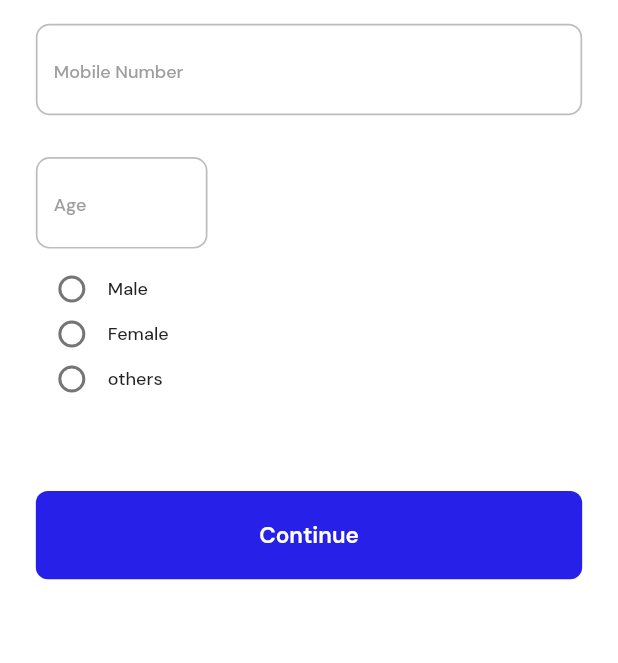
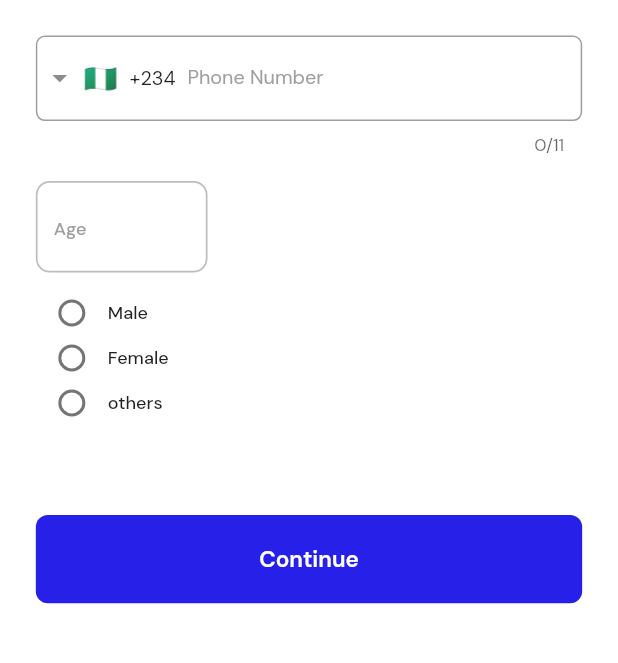
Before and after one commit to somtech123/Mediplus, a Flutter app: the SignUpTwoScreen screen opened directly, on a phone screen of 412 x 824 dp, the part 323-986 px from its top. Run offline on Flutter 3.47's test engine with Material 2 defaults, Android fonts, the phone set to English and light mode, and no system bars; drawn by our look-alikes of group_radio_button, intl_phone_field; our stand-ins replace carousel_slider, dots_indicator, firebase_core, flutter_screenutil, flutter_spinkit, flutter_svg and 5 more; missing offline and left inert: flutter_event_calendar; accounts and stored records are empty.

Commit message:
added firebase to the project and a loading widget

```diff
--- a/lib/core/shared_widgets/app_textfield.dart
+++ b/lib/core/shared_widgets/app_textfield.dart
@@ -80,7 +80,7 @@ class AppTextField extends StatelessWidget {
             color: Colors.white,
             child: Text(
               labelText,
-              style: TextStyle(
+              style: const TextStyle(
                 fontSize: 20,
                 color: AppColor.blackColor,
               ),
--- a/lib/core/shared_widgets/custom_textfield.dart
+++ b/lib/core/shared_widgets/custom_textfield.dart
@@ -1,7 +1,6 @@
 import 'package:flutter/material.dart';
 import 'package:flutter/services.dart';
 import 'package:flutter_screenutil/flutter_screenutil.dart';
-import 'package:google_fonts/google_fonts.dart';
 
 import '../constant/appcolor.dart';
 import '../utlis/responsive_ui.dart';
--- a/lib/features/authentication/sign_up/controller/signup2_controller.dart
+++ b/lib/features/authentication/sign_up/controller/signup2_controller.dart
@@ -4,6 +4,10 @@ import 'package:get/get.dart';
 class SignUp2Controller extends GetxController {
   RxString gender = ''.obs;
 
+  var phoneController = TextEditingController();
+
+  RxString phoneErrorText = ''.obs;
+
   void setGender(String type) {
     gender.value = type;
     debugPrint(gender.value);
--- a/lib/features/authentication/sign_up/view/signup.dart
+++ b/lib/features/authentication/sign_up/view/signup.dart
@@ -6,6 +6,7 @@ import 'package:mediplus/core/shared_widgets/primary_button.dart';
 
 import '../../../../core/shared_widgets/custom_divider.dart';
 import '../../../../core/shared_widgets/custom_textfield.dart';
+import '../../../../core/shared_widgets/loading_widgets.dart';
 import '../controller/signup_controller.dart';
 import '../../widget/social_media_widget.dart';
 import 'signup2_screen.dart';
@@ -81,7 +82,8 @@ class SignUPSceen extends StatelessWidget {
               PrimaryButton(
                   label: 'Create Account',
                   onPressed: () {
-                    Get.to(() => SignUpTwoScreen());
+                    showLoading(context);
+                    //   Get.to(() => LoadingPage());
                   }),
               SizedBox(height: 15.h),
               Row(
--- a/lib/features/authentication/sign_up/view/signup2_screen.dart
+++ b/lib/features/authentication/sign_up/view/signup2_screen.dart
@@ -8,6 +8,7 @@ import 'package:mediplus/features/authentication/sign_up/view/success.dart';
 import '../../../../core/constant/appcolor.dart';
 import '../../../../core/shared_widgets/custom_textfield.dart';
 import '../../../../core/shared_widgets/primary_button.dart';
+import '../../widget/phone_text_field.dart';
 import '../controller/signup2_controller.dart';
 
 class SignUpTwoScreen extends StatelessWidget {
@@ -45,10 +46,11 @@ class SignUpTwoScreen extends StatelessWidget {
                       fontWeight: FontWeight.bold),
                 ),
               ),
-              CustomBorderTextField(
-                hintText: 'Mobile Number',
+              SizedBox(height: 20.h),
+              PhoneTextField(
+                controller: ctr.phoneController,
+                errorMessage: ctr.phoneErrorText.value,
               ),
-              SizedBox(height: 10.h),
               SizedBox(
                 width: 100.w,
                 child: CustomBorderTextField(
--- /dev/null
+++ b/lib/features/authentication/widget/phone_text_field.dart
@@ -0,0 +1,81 @@
+import 'package:flutter/material.dart';
+import 'package:flutter/services.dart';
+import 'package:get/get.dart';
+import 'package:intl_phone_field/intl_phone_field.dart';
+import 'package:intl_phone_field/phone_number.dart';
+
+import '../../../core/constant/appcolor.dart';
+import '../../../core/utlis/responsive_ui.dart';
+
+class PhoneTextField extends StatelessWidget {
+  final Color borderColor;
+
+  final double borderRadius;
+
+  final bool isTransparentBorder;
+  final FocusNode? focusNode;
+  final void Function(PhoneNumber)? onChanged;
+
+  final void Function(PhoneNumber)? validator;
+
+  final String? errorMessage;
+  final TextEditingController? controller;
+
+  PhoneTextField({
+    super.key,
+    this.borderColor = AppColor.greyColor,
+    this.isTransparentBorder = false,
+    this.borderRadius = 6.0,
+    this.controller,
+    this.focusNode,
+    this.errorMessage,
+    this.validator,
+    this.onChanged,
+  });
+
+  @override
+  Widget build(BuildContext context) {
+    final sh = sHeight(context);
+
+    return IntlPhoneField(
+      keyboardType: TextInputType.phone,
+      inputFormatters: [FilteringTextInputFormatter.digitsOnly],
+      decoration: InputDecoration(
+        labelText: 'Phone Number',
+        labelStyle: TextStyle(color: borderColor),
+        border: OutlineInputBorder(
+            borderSide: BorderSide(
+                color: isTransparentBorder ? Colors.transparent : borderColor,
+                width: 1),
+            borderRadius: BorderRadius.circular(borderRadius)),
+        enabledBorder: OutlineInputBorder(
+            borderRadius: BorderRadius.circular(borderRadius),
+            borderSide: BorderSide(
+                color: isTransparentBorder ? Colors.transparent : borderColor,
+                width: 1)),
+        focusedBorder: OutlineInputBorder(
+            borderRadius: BorderRadius.circular(borderRadius),
+            borderSide: BorderSide(
+                color: isTransparentBorder ? Colors.transparent : borderColor,
+                width: 2)),
+        disabledBorder: OutlineInputBorder(
+            borderSide: BorderSide(
+                color: isTransparentBorder ? Colors.transparent : borderColor,
+                width: 1),
+            borderRadius: BorderRadius.circular(borderRadius)),
+        errorBorder: OutlineInputBorder(
+            borderSide: BorderSide(
+                color: isTransparentBorder ? Colors.transparent : Colors.red,
+                width: 1)),
+      ),
+      style: Theme.of(context).textTheme.headline5!.copyWith(fontSize: sh(13)),
+      dropdownTextStyle:
+          Theme.of(context).textTheme.headline5!.copyWith(fontSize: sh(13)),
+      controller: controller,
+      focusNode: focusNode,
+      initialCountryCode: 'NG',
+      onChanged: onChanged,
+      invalidNumberMessage: 'Invalid phone number' ?? errorMessage,
+    );
+  }
+}
--- a/lib/features/authentication/widget/social_media_widget.dart
+++ b/lib/features/authentication/widget/social_media_widget.dart
@@ -4,6 +4,7 @@ import 'package:flutter_svg/svg.dart';
 import 'package:get/get.dart';
 
 import '../../../core/constant/appcolor.dart';
+import '../../../core/shared_widgets/loading_widgets.dart';
 
 class SocialMediaButton extends StatelessWidget {
   const SocialMediaButton({super.key});
@@ -13,7 +14,8 @@ class SocialMediaButton extends StatelessWidget {
     return Row(
       mainAxisAlignment: MainAxisAlignment.spaceAround,
       children: [
-        Row(
+        GestureDetector(
+          child: Row(
             children: [
               SvgPicture.asset('assets/svgs/icons8-google.svg'),
               Text(
@@ -24,6 +26,7 @@ class SocialMediaButton extends StatelessWidget {
                     ),
               )
             ],
+          ),
         ),
         Row(
           children: [
--- a/lib/features/dashboard/widget/dashboard_card.dart
+++ b/lib/features/dashboard/widget/dashboard_card.dart
@@ -66,7 +66,7 @@ class _DashboardCardState extends State<DashboardCard> {
                   SizedBox(height: 10.h),
                   DotsIndicator(
                     dotsCount: 5,
-                    position: double.parse("$index"),
+                    position: int.parse("$index"),
                     decorator: DotsDecorator(
                       color: AppColor.greyColor,
                       spacing: const EdgeInsets.symmetric(horizontal: 4.5),
--- a/lib/features/onboarding/screen/onboarding.dart
+++ b/lib/features/onboarding/screen/onboarding.dart
@@ -58,7 +58,7 @@ class _OnboardingScreenState extends State<OnboardingScreen> {
                           SizedBox(height: 10.h),
                           DotsIndicator(
                             dotsCount: 3,
-                            position: double.parse("$_index"),
+                            position: int.parse("$_index"),
                             decorator: DotsDecorator(
                               color: AppColor.greyColor,
                               spacing:
@@ -105,7 +105,6 @@ class CustomPage extends StatelessWidget {
       children: [
         Container(
           height: h / 2 + 100,
-          width: Get.width * 400,
           decoration: BoxDecoration(
             image: DecorationImage(
               image: AssetImage(onboardingModel.imageUrl!),
```
Also changed, not shown: lib/core/shared_widgets/loading_widgets.dart (added, +89 -0 lines), lib/features/dashboard/widget/feature_card.dart (+7 -14 lines), lib/features/profile/view/profile.dart (+5 -7 lines), lib/features/profile/widgets/grey_container.dart (+4 -3 lines), lib/features/search/search.dart (+5 -4 lines), lib/main.dart (+12 -1 lines), pubspec.yaml (+13 -5 lines), lib/core/services/authentication/usecase.dart (added), pubspec.lock, 6 other files. Lines whose indentation alone changed are shown as unchanged.
